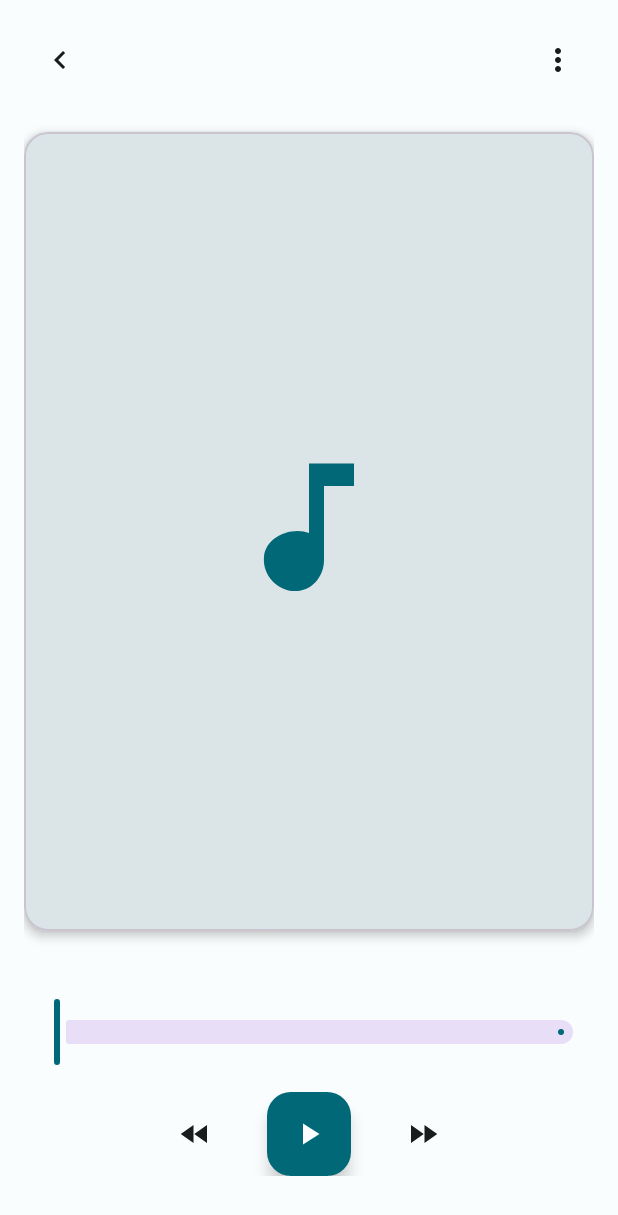
After one commit to Niepokonany243/SecretRecorder, an Android app built with Jetpack Compose: the AudioPlayerActivity screen opened directly, with no data from a screen before it, on a phone screen of 412 x 824 dp. The commit adds this screen. Shown: the top 1215 px of the screen. Run offline under Robolectric (Android 15) with nearby library versions, the phone set to English and light mode, and no system bars; 1 statement that could not run was skipped.

Commit message:
Add AudioPlayerActivity and update RecordingsBrowserActivity for audio playback
- Introduced AudioPlayerActivity in AndroidManifest.xml with appropriate attributes.
- Enhanced playRecording function in RecordingsBrowserActivity to handle audio playback using AudioPlayerActivity.
- Updated strings.xml to include new strings for the audio player functionality.

```diff
--- /dev/null
+++ b/app/src/main/java/com/example/systemservice/AudioPlayerActivity.kt
@@ -0,0 +1,304 @@
+package com.example.systemservice
+
+import android.media.MediaPlayer
+import android.net.Uri
+import android.os.Bundle
+import android.os.Handler
+import android.os.Looper
+import android.util.Log
+import android.widget.ImageButton
+import android.widget.ImageView
+import android.widget.TextView
+import androidx.core.content.FileProvider
+import com.google.android.material.floatingactionbutton.FloatingActionButton
+import com.google.android.material.slider.Slider
+import java.io.File
+import java.text.SimpleDateFormat
+import java.util.Date
+import java.util.Locale
+import java.util.concurrent.TimeUnit
+
+class AudioPlayerActivity : SecretRecorderBaseActivity() {
+    companion object {
+        private const val TAG = "AudioPlayerActivity"
+        private const val SEEK_UPDATE_INTERVAL = 100L // Update seek bar every 100ms
+    }
+
+    // UI components
+    private lateinit var backButton: ImageButton
+    private lateinit var menuButton: ImageButton
+    private lateinit var audioTitle: TextView
+    private lateinit var audioIcon: ImageView
+    private lateinit var currentTime: TextView
+    private lateinit var totalTime: TextView
+    private lateinit var seekBar: Slider
+    private lateinit var playPauseButton: FloatingActionButton
+    private lateinit var rewindButton: ImageButton
+    private lateinit var forwardButton: ImageButton
+    private lateinit var audioDetails: TextView
+
+    // Media player
+    private var mediaPlayer: MediaPlayer? = null
+    private var audioUri: Uri? = null
+    private var audioFile: File? = null
+    private var isPlaying = false
+    private var audioDuration = 0
+    private var seekUpdateHandler = Handler(Looper.getMainLooper())
+    private var seekUpdateRunnable: Runnable? = null
+
+    override fun onCreate(savedInstanceState: Bundle?) {
+        super.onCreate(savedInstanceState)
+        setContentView(R.layout.activity_audio_player)
+
+        // Initialize UI components
+        initializeViews()
+
+        // Get audio file from intent
+        val audioPath = intent.getStringExtra("audioPath")
+        if (audioPath != null) {
+            audioFile = File(audioPath)
+            setupAudioPlayer()
+        } else {
+            Log.e(TAG, "No audio file path provided")
+            finish()
+        }
+    }
+
+    private fun initializeViews() {
+        backButton = findViewById(R.id.backButton)
+        menuButton = findViewById(R.id.menuButton)
+        audioTitle = findViewById(R.id.audioTitle)
+        audioIcon = findViewById(R.id.audioIcon)
+        currentTime = findViewById(R.id.currentTime)
+        totalTime = findViewById(R.id.totalTime)
+        seekBar = findViewById(R.id.seekBar)
+        playPauseButton = findViewById(R.id.playPauseButton)
+        rewindButton = findViewById(R.id.rewindButton)
+        forwardButton = findViewById(R.id.forwardButton)
+        audioDetails = findViewById(R.id.audioDetails)
+
+        // Set click listeners
+        backButton.setOnClickListener { onBackPressed() }
+        playPauseButton.setOnClickListener { togglePlayPause() }
+        rewindButton.setOnClickListener { seekBackward() }
+        forwardButton.setOnClickListener { seekForward() }
+        menuButton.setOnClickListener { showOptionsMenu() }
+
+        // Set up seek bar listener
+        seekBar.addOnChangeListener { _, value, fromUser ->
+            if (fromUser) {
+                mediaPlayer?.seekTo(value.toInt())
+                updateTimeDisplay()
+            }
+        }
+    }
+
+    private fun setupAudioPlayer() {
+        audioFile?.let { file ->
+            try {
+                // Create content URI using FileProvider
+                audioUri = FileProvider.getUriForFile(
+                    this,
+                    "${applicationContext.packageName}.fileprovider",
+                    file
+                )
+
+                // Set audio title
+                audioTitle.text = file.name.substringBeforeLast(".")
+
+                // Set audio details
+                val fileSize = formatFileSize(file.length())
+                val recordDate = formatDate(file.lastModified())
+                audioDetails.text = "Recorded on $recordDate • $fileSize"
+
+                // Initialize media player
+                setupMediaPlayer()
+            } catch (e: Exception) {
+                Log.e(TAG, "Error setting up audio player: ${e.message}")
+                finish()
+            }
+        }
+    }
+
+    private fun setupMediaPlayer() {
+        try {
+            // Release any existing media player
+            releaseMediaPlayer()
+
+            // Create new media player
+            mediaPlayer = MediaPlayer()
+
+            // Set up media player
+            mediaPlayer?.let { player ->
+                player.setDataSource(applicationContext, audioUri!!)
+
+                player.setOnPreparedListener { mp ->
+                    // Get duration
+                    audioDuration = mp.duration
+                    seekBar.valueTo = mp.duration.toFloat()
+                    totalTime.text = formatDuration(mp.duration.toLong())
+
+                    // Start playback
+                    startPlayback()
+
+                    // Start seek bar updates
+                    startSeekBarUpdates()
+                }
+
+                player.setOnCompletionListener {
+                    // Reset to paused state when playback completes
+                    handlePlaybackCompletion()
+                }
+
+                player.setOnErrorListener { _, what, extra ->
+                    Log.e(TAG, "Media player error: what=$what, extra=$extra")
+                    false
+                }
+
+                player.prepareAsync()
+            }
+        } catch (e: Exception) {
+            Log.e(TAG, "Error initializing media player: ${e.message}")
+        }
+    }
+
+    private fun startPlayback() {
+        mediaPlayer?.let {
+            it.start()
+            isPlaying = true
+            updatePlayPauseButton()
+        }
+    }
+
+    private fun handlePlaybackCompletion() {
+        isPlaying = false
+        updatePlayPauseButton()
+        seekBar.value = 0f
+        updateTimeDisplay()
+    }
+
+    private fun togglePlayPause() {
+        if (isPlaying) {
+            pausePlayback()
+        } else {
+            resumePlayback()
+        }
+    }
+
+    private fun pausePlayback() {
+        mediaPlayer?.let {
+            if (it.isPlaying) {
+                it.pause()
+                isPlaying = false
+                updatePlayPauseButton()
+            }
+        }
+    }
+
+    private fun resumePlayback() {
+        mediaPlayer?.let {
+            it.start()
+            isPlaying = true
+            updatePlayPauseButton()
+        }
+    }
+
+    private fun seekBackward() {
+        mediaPlayer?.let {
+            val newPosition = (it.currentPosition - 10000).coerceAtLeast(0)
+            it.seekTo(newPosition)
+            seekBar.value = newPosition.toFloat()
+            updateTimeDisplay()
+        }
+    }
+
+    private fun seekForward() {
+        mediaPlayer?.let {
+            val newPosition = (it.currentPosition + 10000).coerceAtMost(audioDuration)
+            it.seekTo(newPosition)
+            seekBar.value = newPosition.toFloat()
+            updateTimeDisplay()
+        }
+    }
+
+    private fun updatePlayPauseButton() {
+        playPauseButton.setImageResource(
+            if (isPlaying) R.drawable.ic_pause else R.drawable.ic_play
+        )
+    }
+
+    private fun startSeekBarUpdates() {
+        seekUpdateRunnable = object : Runnable {
+            override fun run() {
+                mediaPlayer?.let {
+                    if (it.isPlaying) {
+                        val currentPos = it.currentPosition
+                        seekBar.value = currentPos.toFloat()
+                        updateTimeDisplay()
+                    }
+                }
+                seekUpdateHandler.postDelayed(this, SEEK_UPDATE_INTERVAL)
+            }
+        }
+        seekUpdateHandler.post(seekUpdateRunnable!!)
+    }
+
+    private fun updateTimeDisplay() {
+        mediaPlayer?.let {
+            val currentPos = it.currentPosition
+            currentTime.text = formatDuration(currentPos.toLong())
+        }
+    }
+
+    private fun showOptionsMenu() {
+        // Implement options menu (share, delete, etc.)
+        // This can be expanded later
+    }
+
+    private fun formatDuration(durationMs: Long): String {
+        val minutes = TimeUnit.MILLISECONDS.toMinutes(durationMs)
+        val seconds = TimeUnit.MILLISECONDS.toSeconds(durationMs) % 60
+        return String.format("%02d:%02d", minutes, seconds)
+    }
+
+    private fun formatFileSize(sizeInBytes: Long): String {
+        return when {
+            sizeInBytes < 1024 -> "$sizeInBytes B"
+            sizeInBytes < 1024 * 1024 -> "${sizeInBytes / 1024} KB"
+            else -> "${sizeInBytes / (1024 * 1024)} MB"
+        }
+    }
+
+    private fun formatDate(timestamp: Long): String {
+        val dateFormat = SimpleDateFormat("yyyy-MM-dd", Locale.getDefault())
+        return dateFormat.format(Date(timestamp))
+    }
+
+    private fun releaseMediaPlayer() {
+        mediaPlayer?.apply {
+            if (isPlaying) {
+                stop()
+            }
+            release()
+        }
+        mediaPlayer = null
+        stopSeekBarUpdates()
+    }
+
+    private fun stopSeekBarUpdates() {
+        seekUpdateRunnable?.let {
+            seekUpdateHandler.removeCallbacks(it)
+        }
+        seekUpdateRunnable = null
+    }
+
+    override fun onPause() {
+        super.onPause()
+        pausePlayback()
+    }
+
+    override fun onDestroy() {
+        super.onDestroy()
+        releaseMediaPlayer()
+    }
+}
--- /dev/null
+++ b/app/src/main/res/drawable/ic_forward.xml
@@ -0,0 +1,10 @@
+<?xml version="1.0" encoding="utf-8"?>
+<vector xmlns:android="http://schemas.android.com/apk/res/android"
+    android:width="24dp"
+    android:height="24dp"
+    android:viewportWidth="24"
+    android:viewportHeight="24">
+    <path
+        android:fillColor="@android:color/white"
+        android:pathData="M4,18l8.5,-6L4,6v12zM13,6v12l8.5,-6L13,6z"/>
+</vector>
--- /dev/null
+++ b/app/src/main/res/drawable/ic_pause.xml
@@ -0,0 +1,10 @@
+<?xml version="1.0" encoding="utf-8"?>
+<vector xmlns:android="http://schemas.android.com/apk/res/android"
+    android:width="24dp"
+    android:height="24dp"
+    android:viewportWidth="24"
+    android:viewportHeight="24">
+    <path
+        android:fillColor="@android:color/white"
+        android:pathData="M6,19h4L10,5L6,5v14zM14,5v14h4L18,5h-4z"/>
+</vector>
--- /dev/null
+++ b/app/src/main/res/drawable/ic_rewind.xml
@@ -0,0 +1,10 @@
+<?xml version="1.0" encoding="utf-8"?>
+<vector xmlns:android="http://schemas.android.com/apk/res/android"
+    android:width="24dp"
+    android:height="24dp"
+    android:viewportWidth="24"
+    android:viewportHeight="24">
+    <path
+        android:fillColor="@android:color/white"
+        android:pathData="M11,18L11,6l-8.5,6 8.5,6zM11.5,12l8.5,6L20,6l-8.5,6z"/>
+</vector>
--- /dev/null
+++ b/app/src/main/res/layout/activity_audio_player.xml
@@ -0,0 +1,183 @@
+<?xml version="1.0" encoding="utf-8"?>
+<androidx.constraintlayout.widget.ConstraintLayout xmlns:android="http://schemas.android.com/apk/res/android"
+    xmlns:app="http://schemas.android.com/apk/res-auto"
+    xmlns:tools="http://schemas.android.com/tools"
+    android:layout_width="match_parent"
+    android:layout_height="match_parent"
+    android:background="?attr/colorSurface"
+    android:padding="16dp">
+
+    <!-- Top Bar with Back Button and Title -->
+    <LinearLayout
+        android:id="@+id/topBar"
+        android:layout_width="match_parent"
+        android:layout_height="wrap_content"
+        android:orientation="horizontal"
+        android:gravity="center_vertical"
+        app:layout_constraintTop_toTopOf="parent">
+
+        <ImageButton
+            android:id="@+id/backButton"
+            android:layout_width="48dp"
+            android:layout_height="48dp"
+            android:background="?attr/selectableItemBackgroundBorderless"
+            android:contentDescription="@string/back"
+            android:src="@drawable/ic_back"
+            app:tint="?attr/colorOnSurface" />
+
+        <TextView
+            android:id="@+id/audioTitle"
+            android:layout_width="0dp"
+            android:layout_height="wrap_content"
+            android:layout_weight="1"
+            android:ellipsize="end"
+            android:maxLines="1"
+            android:textAppearance="?attr/textAppearanceHeadlineSmall"
+            android:textColor="?attr/colorOnSurface"
+            tools:text="Audio Recording" />
+
+        <ImageButton
+            android:id="@+id/menuButton"
+            android:layout_width="48dp"
+            android:layout_height="48dp"
+            android:background="?attr/selectableItemBackgroundBorderless"
+            android:contentDescription="@string/menu"
+            android:src="@drawable/ic_more_vert"
+            app:tint="?attr/colorOnSurface" />
+    </LinearLayout>
+
+    <!-- Audio Visualization Area -->
+    <com.google.android.material.card.MaterialCardView
+        android:id="@+id/audioVisualizationCard"
+        android:layout_width="match_parent"
+        android:layout_height="0dp"
+        android:layout_marginTop="24dp"
+        android:layout_marginBottom="24dp"
+        app:cardBackgroundColor="?attr/colorSurfaceVariant"
+        app:cardCornerRadius="16dp"
+        app:cardElevation="4dp"
+        app:layout_constraintTop_toBottomOf="@id/topBar"
+        app:layout_constraintBottom_toTopOf="@id/timeInfo">
+
+        <!-- Audio Icon and Waveform Placeholder -->
+        <FrameLayout
+            android:layout_width="match_parent"
+            android:layout_height="match_parent"
+            android:padding="16dp">
+
+            <ImageView
+                android:id="@+id/audioIcon"
+                android:layout_width="120dp"
+                android:layout_height="120dp"
+                android:layout_gravity="center"
+                android:src="@drawable/ic_audio"
+                app:tint="?attr/colorPrimary" />
+
+            <!-- Placeholder for future waveform visualization -->
+            <View
+                android:id="@+id/waveformPlaceholder"
+                android:layout_width="match_parent"
+                android:layout_height="80dp"
+                android:layout_gravity="center"
+                android:visibility="gone" />
+        </FrameLayout>
+    </com.google.android.material.card.MaterialCardView>
+
+    <!-- Time Information -->
+    <LinearLayout
+        android:id="@+id/timeInfo"
+        android:layout_width="match_parent"
+        android:layout_height="wrap_content"
+        android:orientation="horizontal"
+        app:layout_constraintBottom_toTopOf="@id/seekBar">
+
+        <TextView
+            android:id="@+id/currentTime"
+            android:layout_width="wrap_content"
+            android:layout_height="wrap_content"
+            android:textAppearance="?attr/textAppearanceBodyMedium"
+            android:textColor="?attr/colorOnSurface"
+            tools:text="00:00" />
+
+        <View
+            android:layout_width="0dp"
+            android:layout_height="1dp"
+            android:layout_weight="1" />
+
+        <TextView
+            android:id="@+id/totalTime"
+            android:layout_width="wrap_content"
+            android:layout_height="wrap_content"
+            android:textAppearance="?attr/textAppearanceBodyMedium"
+            android:textColor="?attr/colorOnSurface"
+            tools:text="03:45" />
+    </LinearLayout>
+
+    <!-- Seek Bar -->
+    <com.google.android.material.slider.Slider
+        android:id="@+id/seekBar"
+        android:layout_width="match_parent"
+        android:layout_height="wrap_content"
+        android:layout_marginBottom="16dp"
+        android:valueFrom="0.0"
+        android:valueTo="100.0"
+        app:layout_constraintBottom_toTopOf="@id/playbackControls" />
+
+    <!-- Playback Controls -->
+    <LinearLayout
+        android:id="@+id/playbackControls"
+        android:layout_width="match_parent"
+        android:layout_height="wrap_content"
+        android:gravity="center"
+        android:orientation="horizontal"
+        android:layout_marginBottom="24dp"
+        app:layout_constraintBottom_toBottomOf="parent">
+
+        <ImageButton
+            android:id="@+id/rewindButton"
+            android:layout_width="48dp"
+            android:layout_height="48dp"
+            android:background="?attr/selectableItemBackgroundBorderless"
+            android:contentDescription="@string/rewind"
+            android:src="@drawable/ic_rewind"
+            app:tint="?attr/colorOnSurface" />
+
+        <Space
+            android:layout_width="24dp"
+            android:layout_height="wrap_content" />
+
+        <com.google.android.material.floatingactionbutton.FloatingActionButton
+            android:id="@+id/playPauseButton"
+            android:layout_width="wrap_content"
+            android:layout_height="wrap_content"
+            android:contentDescription="@string/play_pause"
+            app:backgroundTint="?attr/colorPrimary"
+            app:tint="?attr/colorOnPrimary"
+            app:srcCompat="@drawable/ic_play" />
+
+        <Space
+            android:layout_width="24dp"
+            android:layout_height="wrap_content" />
+
+        <ImageButton
+            android:id="@+id/forwardButton"
+            android:layout_width="48dp"
+            android:layout_height="48dp"
+            android:background="?attr/selectableItemBackgroundBorderless"
+            android:contentDescription="@string/forward"
+            android:src="@drawable/ic_forward"
+            app:tint="?attr/colorOnSurface" />
+    </LinearLayout>
+
+    <!-- Audio Details -->
+    <TextView
+        android:id="@+id/audioDetails"
+        android:layout_width="match_parent"
+        android:layout_height="wrap_content"
+        android:gravity="center"
+        android:textAppearance="?attr/textAppearanceBodySmall"
+        android:textColor="?attr/colorOnSurfaceVariant"
+        app:layout_constraintBottom_toBottomOf="parent"
+        tools:text="Recorded on 2023-05-15 • 3.5 MB" />
+
+</androidx.constraintlayout.widget.ConstraintLayout>
--- a/app/src/main/res/values/strings.xml
+++ b/app/src/main/res/values/strings.xml
@@ -130,4 +130,13 @@
 
     <!-- New string for the back button description -->
     <string name="back_button_description">Back</string>
+
+    <!-- Audio Player -->
+    <string name="back">Back</string>
+    <string name="menu">Menu</string>
+    <string name="play_pause">Play/Pause</string>
+    <string name="rewind">Rewind</string>
+    <string name="forward">Forward</string>
+    <string name="audio_player">Audio Player</string>
+    <string name="audio_details">Audio Details</string>
 </resources>
```
Also changed, not shown: app/src/main/AndroidManifest.xml (+9 -0 lines), app/src/main/java/com/example/systemservice/RecordingsBrowserActivity.kt (+12 -7 lines), 3 other files.
